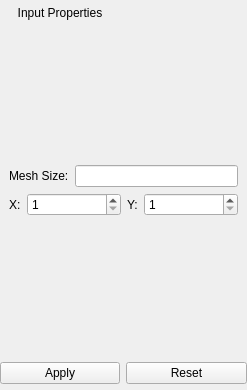
Above: Application/qInputPropertiesWidget.ui from Sprunth/RGG before the change. Below: the same form after it.
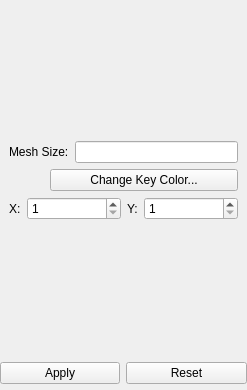
That is the form after the change. The open tabs and pages were chosen to show the change.

Diff of the .ui file:
```diff
--- a/Application/qInputPropertiesWidget.ui
+++ b/Application/qInputPropertiesWidget.ui
@@ -32,31 +32,21 @@
    <property name="bottomMargin">
     <number>6</number>
    </property>
-   <item row="2" column="1">
+   <item row="1" column="1">
     <widget class="QPushButton" name="ResetButton">
      <property name="text">
       <string>Reset</string>
      </property>
     </widget>
    </item>
-   <item row="0" column="0">
-    <widget class="QLabel" name="labelInput">
-     <property name="text">
-      <string>Input Properties</string>
-     </property>
-     <property name="alignment">
-      <set>Qt::AlignCenter</set>
-     </property>
-    </widget>
-   </item>
-   <item row="2" column="0">
+   <item row="1" column="0">
     <widget class="QPushButton" name="ApplyButton">
      <property name="text">
       <string>Apply</string>
      </property>
     </widget>
    </item>
-   <item row="1" column="0" colspan="2">
+   <item row="0" column="0" colspan="2">
     <widget class="QStackedWidget" name="stackedWidget">
      <property name="currentIndex">
       <number>0</number>
@@ -180,6 +170,39 @@
            </item>
           </layout>
          </item>
+         <item>
+          <layout class="QHBoxLayout" name="horizontalLayout_3">
+           <item>
+            <widget class="QLabel" name="assyColorSwatch">
+             <property name="minimumSize">
+              <size>
+               <width>30</width>
+               <height>20</height>
+              </size>
+             </property>
+             <property name="maximumSize">
+              <size>
+               <width>35</width>
+               <height>20</height>
+              </size>
+             </property>
+             <property name="autoFillBackground">
+              <bool>true</bool>
+             </property>
+             <property name="text">
+              <string/>
+             </property>
+            </widget>
+           </item>
+           <item>
+            <widget class="QPushButton" name="assyColorSelectButton">
+             <property name="text">
+              <string>Change Key Color...</string>
+             </property>
+            </widget>
+           </item>
+          </layout>
+         </item>
          <item>
           <layout class="QHBoxLayout" name="horizontalLayout">
            <item>
```
